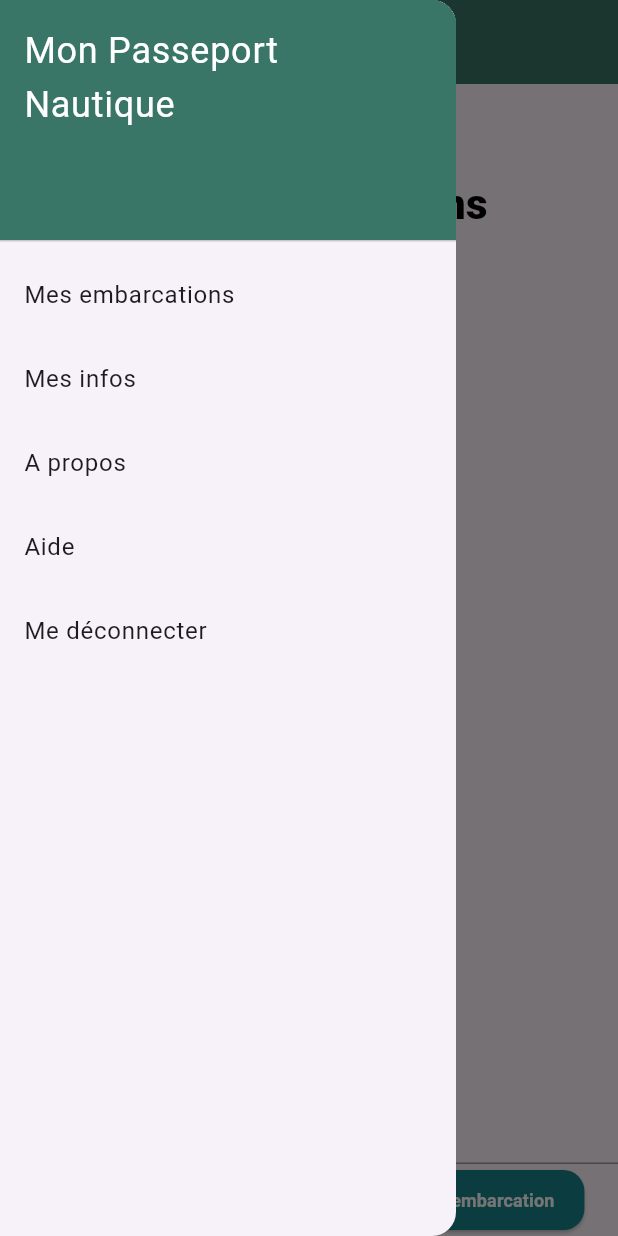
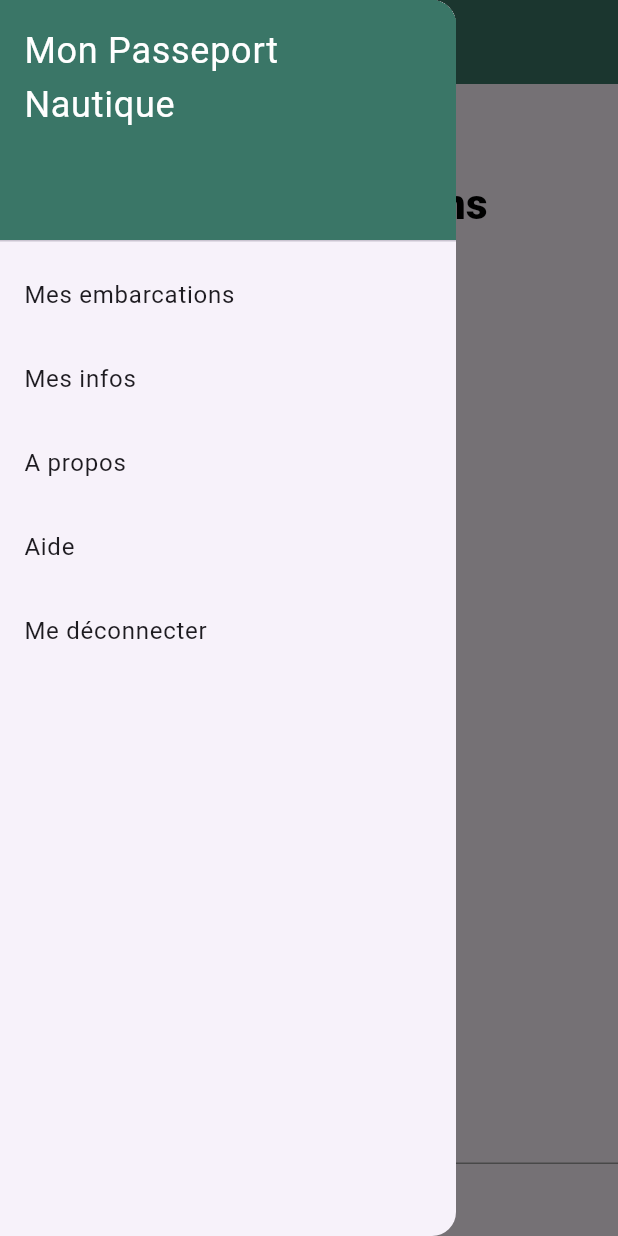
Before and after one commit to DanielVillacis/Projet-Nautique-Estrie, a Flutter app: the HomePage screen opened directly, with the side drawer open, on a phone screen of 412 x 824 dp. Run offline on Flutter 3.47's test engine with Material 3 defaults, Android fonts, the phone set to English and light mode, and no system bars; our stand-ins replace firebase_auth, firebase_core, firebase_storage, flutter_dotenv, get, google_sign_in and 3 more; missing offline and left inert: postgres; accounts and stored records are empty; Roboto replaces fonts that are missing (Poppins-Bold, Poppins-Light).

Commit message:
removed the preter embarcation button

```diff
--- a/passeport_nautique_estrie/lib/view/pages/home.dart
+++ b/passeport_nautique_estrie/lib/view/pages/home.dart
@@ -231,27 +231,6 @@ class _HomePageState extends State<HomePage> {
               ),
             ),
           ),
-          ElevatedButton(
-            onPressed: () {
-              // Handle 'Prêter une embarcation' button tap
-            },
-            style: ElevatedButton.styleFrom(
-              backgroundColor: const Color(0xFF18848C),
-              padding: const EdgeInsets.symmetric(horizontal: 20, vertical: 10),
-              shape: RoundedRectangleBorder(
-                borderRadius: BorderRadius.circular(14),
-              ),
-            ),
-            child: const Text(
-              'Prêter une embarcation',
-              style: TextStyle(
-                color: Colors.white,
-                fontSize: 12,
-                fontWeight: FontWeight.bold,
-                fontFamily: 'Poppins-Bold',
-              ),
-            ),
-          ),
         ],
       ),
     );
```
